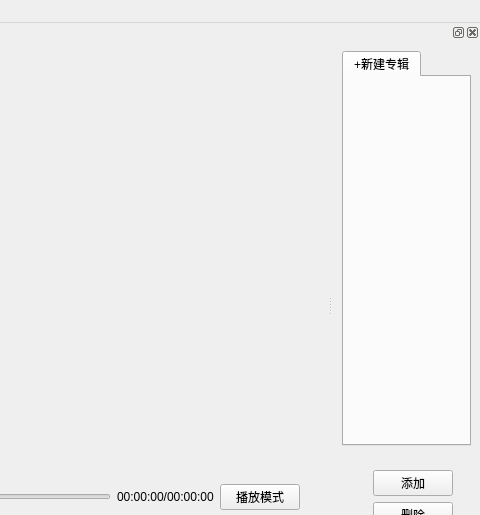
Qt form mainwindow.ui (try-may/videoplayer) before a commit; both pictures show x 722 to 1202 and y 0 to 515 of the 1202 by 609 pixel window.
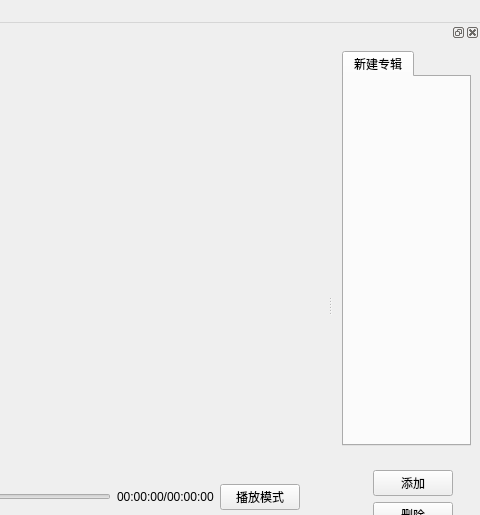
The same form after that commit. Icons and pictures are not drawn. Custom widgets are drawn as their Qt base class.

```diff
--- a/mainwindow.ui
+++ b/mainwindow.ui
@@ -310,7 +310,7 @@
        </property>
        <widget class="QWidget" name="tab">
         <attribute name="title">
-         <string>+新建专辑</string>
+         <string>新建专辑</string>
         </attribute>
        </widget>
       </widget>
```
Left out of the diff: 12 changed lines with no effect on the pictures.
